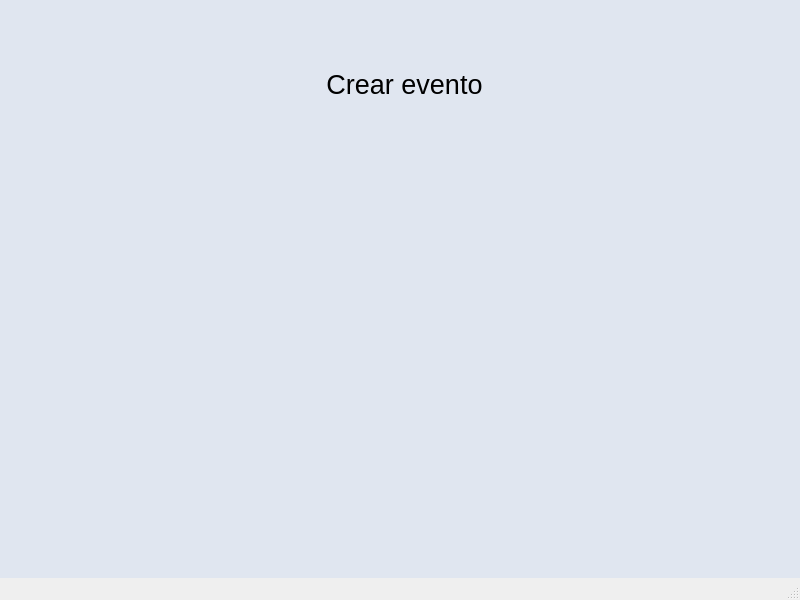
ValeriaMora27/Proyecto-i2023-ie2017, file Proyecto/ProyectoEventos/mainwindow.ui: the form before one commit.
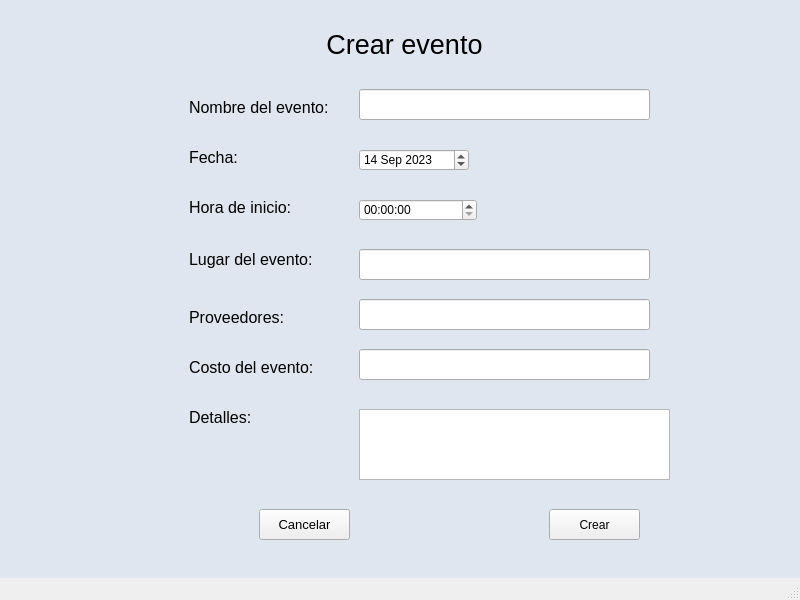
The form after the commit. The open tabs and pages were chosen to show the change. Icons and pictures are not drawn.

Commit message: Agregando widgets de pantalla Crear Evento

The edit to the form file:
```diff
--- a/Proyecto/ProyectoEventos/mainwindow.ui
+++ b/Proyecto/ProyectoEventos/mainwindow.ui
@@ -821,7 +821,7 @@
       <property name="geometry">
        <rect>
         <x>320</x>
-        <y>60</y>
+        <y>20</y>
         <width>171</width>
         <height>51</height>
        </rect>
@@ -838,6 +838,262 @@
        <set>Qt::AlignCenter</set>
       </property>
      </widget>
+     <widget class="QLabel" name="label_18">
+      <property name="geometry">
+       <rect>
+        <x>190</x>
+        <y>100</y>
+        <width>141</width>
+        <height>16</height>
+       </rect>
+      </property>
+      <property name="font">
+       <font>
+        <pointsize>12</pointsize>
+       </font>
+      </property>
+      <property name="text">
+       <string>Nombre del evento:</string>
+      </property>
+     </widget>
+     <widget class="QLabel" name="label_19">
+      <property name="geometry">
+       <rect>
+        <x>190</x>
+        <y>150</y>
+        <width>141</width>
+        <height>16</height>
+       </rect>
+      </property>
+      <property name="font">
+       <font>
+        <pointsize>12</pointsize>
+       </font>
+      </property>
+      <property name="text">
+       <string>Fecha:</string>
+      </property>
+     </widget>
+     <widget class="QLabel" name="label_20">
+      <property name="geometry">
+       <rect>
+        <x>190</x>
+        <y>200</y>
+        <width>141</width>
+        <height>16</height>
+       </rect>
+      </property>
+      <property name="font">
+       <font>
+        <pointsize>12</pointsize>
+       </font>
+      </property>
+      <property name="text">
+       <string>Hora de inicio:</string>
+      </property>
+     </widget>
+     <widget class="QLabel" name="label_27">
+      <property name="geometry">
+       <rect>
+        <x>190</x>
+        <y>250</y>
+        <width>141</width>
+        <height>21</height>
+       </rect>
+      </property>
+      <property name="font">
+       <font>
+        <pointsize>12</pointsize>
+       </font>
+      </property>
+      <property name="text">
+       <string>Lugar del evento:</string>
+      </property>
+     </widget>
+     <widget class="QLabel" name="label_28">
+      <property name="geometry">
+       <rect>
+        <x>190</x>
+        <y>310</y>
+        <width>141</width>
+        <height>16</height>
+       </rect>
+      </property>
+      <property name="font">
+       <font>
+        <pointsize>12</pointsize>
+       </font>
+      </property>
+      <property name="text">
+       <string>Proveedores:</string>
+      </property>
+     </widget>
+     <widget class="QLabel" name="label_29">
+      <property name="geometry">
+       <rect>
+        <x>190</x>
+        <y>360</y>
+        <width>141</width>
+        <height>16</height>
+       </rect>
+      </property>
+      <property name="font">
+       <font>
+        <pointsize>12</pointsize>
+       </font>
+      </property>
+      <property name="text">
+       <string>Costo del evento:</string>
+      </property>
+     </widget>
+     <widget class="QLabel" name="label_30">
+      <property name="geometry">
+       <rect>
+        <x>190</x>
+        <y>410</y>
+        <width>141</width>
+        <height>16</height>
+       </rect>
+      </property>
+      <property name="font">
+       <font>
+        <pointsize>12</pointsize>
+       </font>
+      </property>
+      <property name="text">
+       <string>Detalles:</string>
+      </property>
+     </widget>
+     <widget class="QLineEdit" name="InputNombre_3">
+      <property name="geometry">
+       <rect>
+        <x>360</x>
+        <y>90</y>
+        <width>291</width>
+        <height>31</height>
+       </rect>
+      </property>
+     </widget>
+     <widget class="QDateEdit" name="dateEdit">
+      <property name="geometry">
+       <rect>
+        <x>360</x>
+        <y>150</y>
+        <width>110</width>
+        <height>22</height>
+       </rect>
+      </property>
+      <property name="dateTime">
+       <datetime>
+        <hour>6</hour>
+        <minute>0</minute>
+        <second>0</second>
+        <year>2023</year>
+        <month>9</month>
+        <day>14</day>
+       </datetime>
+      </property>
+      <property name="minimumDateTime">
+       <datetime>
+        <hour>6</hour>
+        <minute>0</minute>
+        <second>0</second>
+        <year>2023</year>
+        <month>1</month>
+        <day>1</day>
+       </datetime>
+      </property>
+     </widget>
+     <widget class="QTimeEdit" name="timeEdit">
+      <property name="geometry">
+       <rect>
+        <x>360</x>
+        <y>200</y>
+        <width>118</width>
+        <height>22</height>
+       </rect>
+      </property>
+     </widget>
+     <widget class="QPlainTextEdit" name="plainTextEdit">
+      <property name="geometry">
+       <rect>
+        <x>360</x>
+        <y>410</y>
+        <width>311</width>
+        <height>71</height>
+       </rect>
+      </property>
+     </widget>
+     <widget class="QLineEdit" name="InputNombre_4">
+      <property name="geometry">
+       <rect>
+        <x>360</x>
+        <y>250</y>
+        <width>291</width>
+        <height>31</height>
+       </rect>
+      </property>
+     </widget>
+     <widget class="QLineEdit" name="InputNombre_5">
+      <property name="geometry">
+       <rect>
+        <x>360</x>
+        <y>300</y>
+        <width>291</width>
+        <height>31</height>
+       </rect>
+      </property>
+     </widget>
+     <widget class="QLineEdit" name="InputNombre_6">
+      <property name="geometry">
+       <rect>
+        <x>360</x>
+        <y>350</y>
+        <width>291</width>
+        <height>31</height>
+       </rect>
+      </property>
+     </widget>
+     <widget class="QPushButton" name="pushButton_Cancelar_3">
+      <property name="geometry">
+       <rect>
+        <x>260</x>
+        <y>510</y>
+        <width>91</width>
+        <height>31</height>
+       </rect>
+      </property>
+      <property name="font">
+       <font>
+        <pointsize>10</pointsize>
+       </font>
+      </property>
+      <property name="text">
+       <string>Cancelar</string>
+      </property>
+      <property name="autoDefault">
+       <bool>false</bool>
+      </property>
+      <property name="default">
+       <bool>false</bool>
+      </property>
+      <property name="flat">
+       <bool>false</bool>
+      </property>
+     </widget>
+     <widget class="QPushButton" name="pushButton">
+      <property name="geometry">
+       <rect>
+        <x>550</x>
+        <y>510</y>
+        <width>91</width>
+        <height>31</height>
+       </rect>
+      </property>
+      <property name="text">
+       <string>Crear</string>
+      </property>
+     </widget>
     </widget>
     <widget class="QWidget" name="page06_Lugares">
      <widget class="QLabel" name="label_9">
```
Left out of the diff: 2 changed lines with no effect on the pictures. The commit also changes 2 other files.
